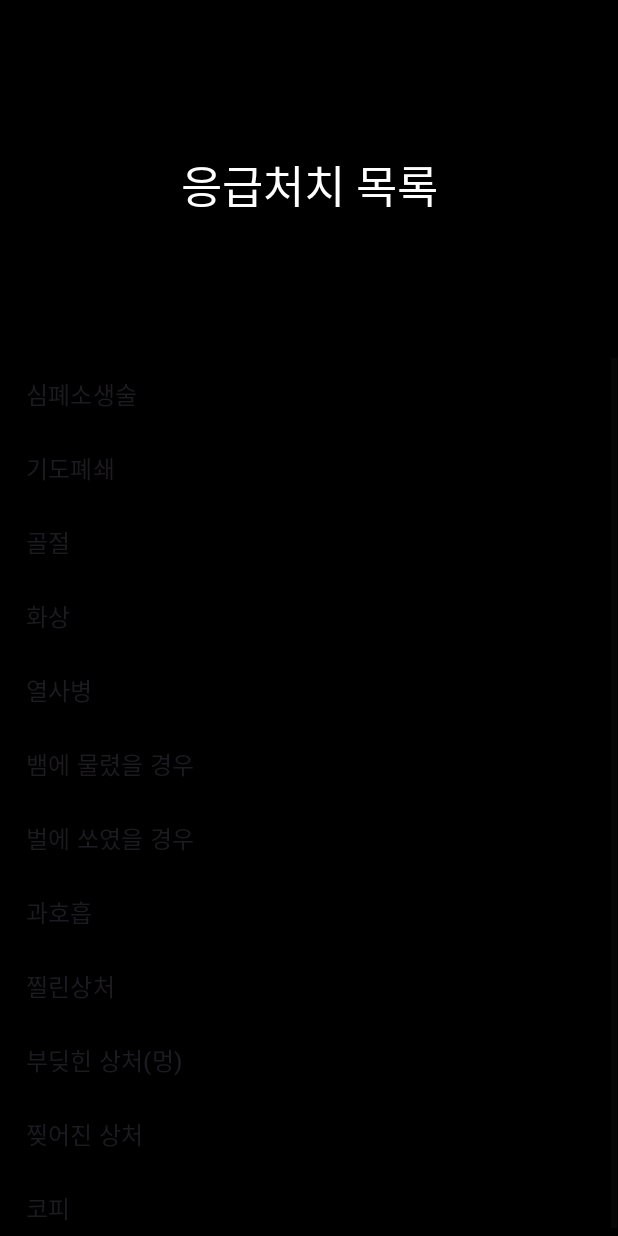
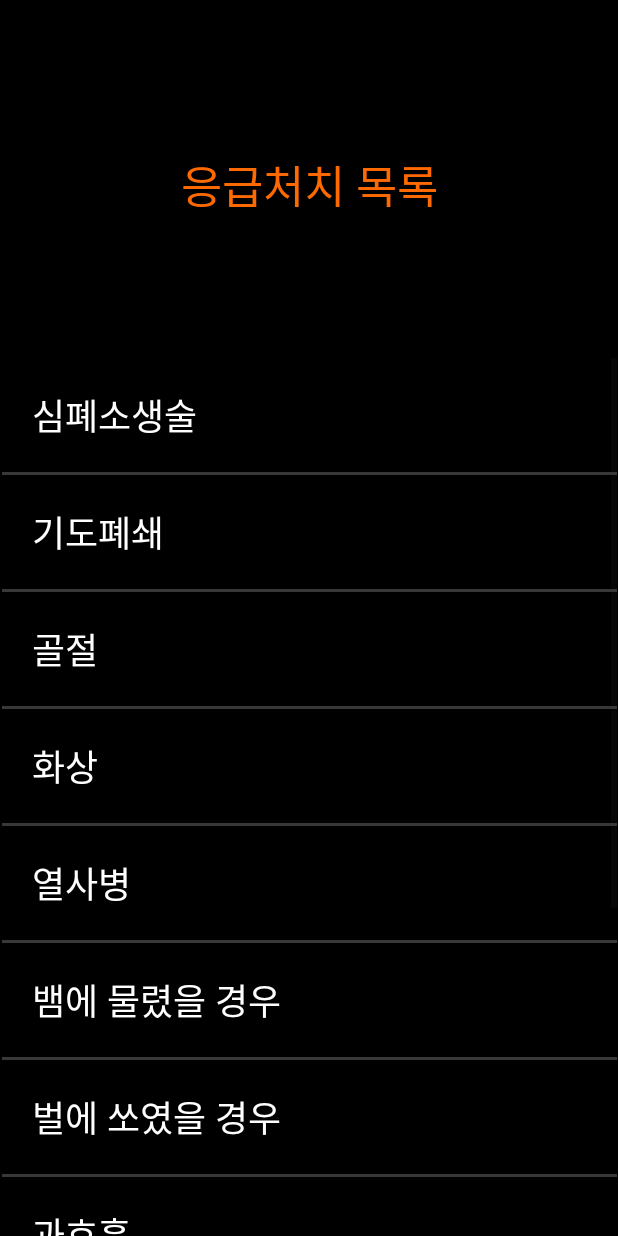
Before and after one commit to pjy0308/FirstAidMaster, an Android app: the FirstAidList screen opened directly, with no data from a screen before it, on a phone screen of 412 x 824 dp. Run offline under Robolectric (Android 15) with nearby library versions, the phone set to English and light mode, and no system bars.

Commit message:
리시트뷰 글자색 변경 완료

```diff
--- a/app/src/main/java/com/example/firstaidmaster/FirstAidList.kt
+++ b/app/src/main/java/com/example/firstaidmaster/FirstAidList.kt
@@ -18,7 +18,7 @@ class FirstAidList : AppCompatActivity() {
             "벌에 쏘였을 경우", "과호흡", "찔린상처", "부딪힌 상처(멍)", "찢어진 상처", "코피")
 
         val arrayAdapter: ArrayAdapter<String> = ArrayAdapter(
-            this, android.R.layout.simple_list_item_1, items
+            applicationContext, R.layout.text_color_layout, items
         )
 
         listView.adapter = arrayAdapter
--- a/app/src/main/res/layout/activity_first_aid_list.xml
+++ b/app/src/main/res/layout/activity_first_aid_list.xml
@@ -17,7 +17,9 @@
         app:layout_constraintHorizontal_bias="0.666"
         app:layout_constraintStart_toStartOf="parent"
         app:layout_constraintTop_toTopOf="parent"
-        app:layout_constraintVertical_bias="1.0" />
+        app:layout_constraintVertical_bias="1.0"
+        android:divider="@color/gray"
+        android:dividerHeight="2dp"/>
 
     <TextView
         android:id="@+id/listTitle"
@@ -26,7 +28,7 @@
         android:text="응급처치 목록"
         android:textAlignment="center"
         android:textAppearance="@style/TextAppearance.AppCompat.Large"
-        android:textColor="@color/white"
+        android:textColor="@color/orange"
         android:textSize="30sp"
         app:layout_constraintBottom_toTopOf="@+id/listView"
         app:layout_constraintEnd_toEndOf="parent"
--- a/app/src/main/res/layout/text_color_layout.xml
+++ b/app/src/main/res/layout/text_color_layout.xml
@@ -6,6 +6,8 @@
     android:layout_height="match_parent"
     android:background="@color/black"
     android:text="심폐소생술"
+    android:padding="20sp"
+    android:paddingBottom="20sp"
     android:textColor="@color/white"
     android:textSize="24sp">
 
--- a/app/src/main/res/values/colors.xml
+++ b/app/src/main/res/values/colors.xml
@@ -2,4 +2,6 @@
 <resources>
     <color name="black">#FF000000</color>
     <color name="white">#FFFFFFFF</color>
+    <color name="orange">#FF6A00</color>
+    <color name="gray">#383838</color>
 </resources>
```
